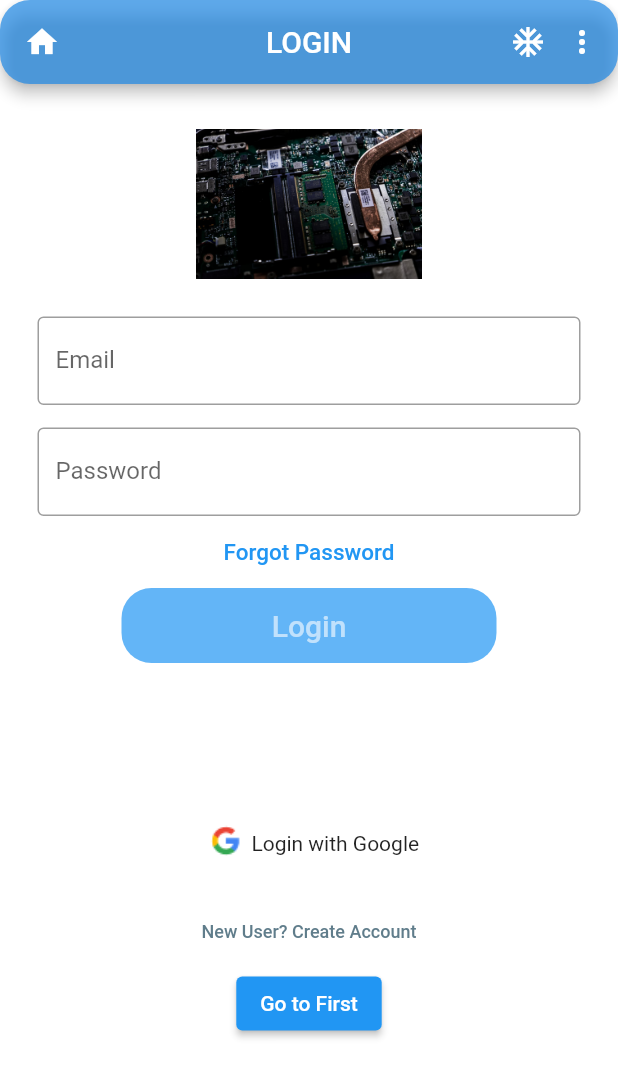
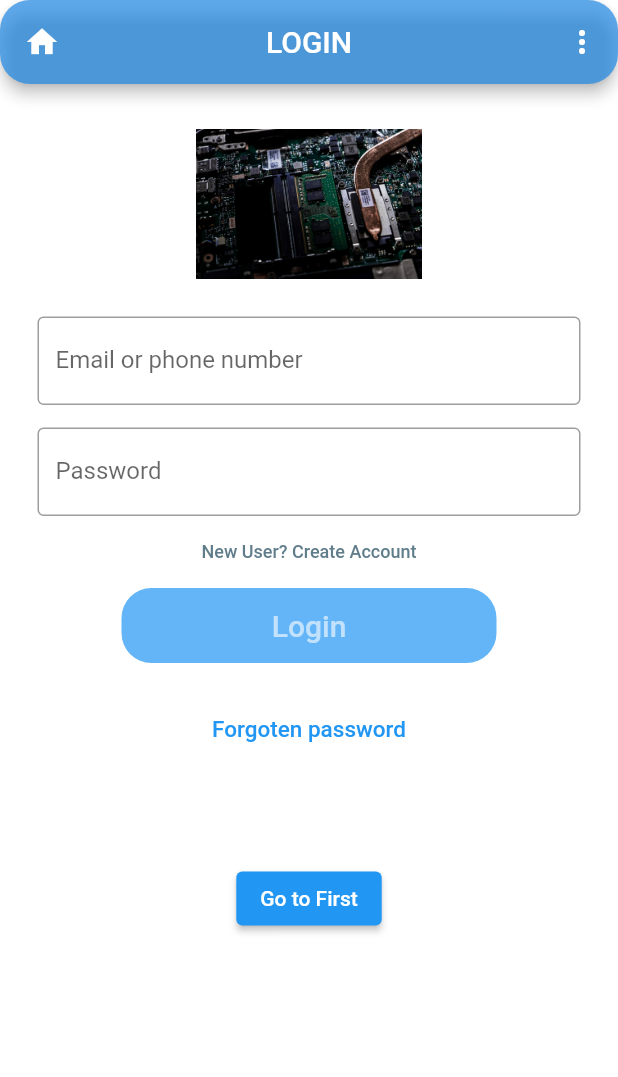
Before and after one commit to Babu-MB/app_build, a Flutter app: the LoginDemo screen opened directly, on a phone screen of 412 x 824 dp. Shown: the top 1077 px of the screen. Run offline on Flutter 3.47's test engine with Material 2 defaults, Android fonts, the phone set to English and light mode, and no system bars; Roboto replaces fonts that are missing (IndieFlower); statements that could not run were skipped.

Commit message:
commit on master

```diff
--- a/lib/login.dart
+++ b/lib/login.dart
@@ -1,15 +1,46 @@
+//import 'dart:html';
+
 import 'package:flutter/material.dart';
+//import 'package:google_sign_in/google_sign_in.dart';
+//import 'package:provider/provider.dart';
 import './first.dart';
 import './create_account.dart';
 import './tabs.dart';
+import './forgot_password.dart';
+//import 'package:firebase_auth/firebase_auth.dart';
 
 //import './splash.dart';
+
 class LoginDemo extends StatefulWidget {
   @override
   _LoginDemoState createState() => _LoginDemoState();
 }
 
+/*class GoogleSignInProvider extends ChangeNotifier {
+
+  final googleSignIn = GoogleSignIn();
+  GoogleSignInAccount _user;
+  GoogleSignInAccount get user => _user;
+
+  Future googleLogin() async {
+    final googleUser = await googleSignIn.signIn();
+    if (googleUser == null) return;
+    _user = googleUser;
+
+    final googleAuth = await googleUser.authentication;
+
+    final Credential = GoogleAuthProvider.credential(
+      accessToken: googleAuth.accessToken,
+      idToken: googleAuth.idToken,
+    );
+    await FirebaseAuth.instance.signInWithCredential(Credential);
+
+    notifyListeners();
+  }
+}*/
+
 class _LoginDemoState extends State<LoginDemo> {
+//  class GoogleSignIn extends State{
   @override
   Widget build(BuildContext context) {
     var _select;
@@ -23,7 +54,7 @@ class _LoginDemoState extends State<LoginDemo> {
         leading: Icon(Icons.home),
         shape: RoundedRectangleBorder(borderRadius: BorderRadius.circular(20)),
         actions: [
-          Icon(Icons.ac_unit),
+          // Icon(Icons.ac_unit),
           PopupMenuButton(
             onSelected: _select,
             itemBuilder: (BuildContext context) {
@@ -42,55 +73,25 @@ class _LoginDemoState extends State<LoginDemo> {
         padding: EdgeInsets.symmetric(horizontal: 10, vertical: 20),
         child: Column(
           children: <Widget>[
-            /*Positioned(
-              top: 0,
-              left: 0,
-              width: 200,
-              height: 100,
-              child: Image.asset('assets/images/boychild.jpg'), //   <-- image
-              // width: size.width = 0.25,
-            ),*/
-
             Padding(
               padding: const EdgeInsets.only(
                   left: 15.0, right: 15.0, top: 10, bottom: 10),
               child: Container(
                 width: 200,
                 height: 100,
-                child: Image.asset('assets/images/kipchoge.jpg'), //   <-- image
+                child: Image.asset('assets/images/kipchoge.jpg'), //   <-- gif
                 // width: size.width = 0.25,
               ),
-              /* child: Center(
-
-
-                child: Container(
-                    width: 200,
-                    height: 150,
-
-              Positioned(
-              top: 0,
-              left: 0,
-              width: 200,
-              height: 100,
-              child: Image.asset('assets/images/boychild.jpg'), //   <-- image
-              // width: size.width = 0.25,
-            ),
-                    decoration: BoxDecoration(
-                        color: Colors.red,
-                        borderRadius: BorderRadius.circular(50.0)),
-                    child: Image.asset('asset/images/background.jpg')),
-              ),*/
             ),
             Padding(
-              //padding: const EdgeInsets.only(left:15.0,right: 15.0,top:0,bottom: 0),
               padding: const EdgeInsets.only(
                   left: 15.0, right: 15.0, top: 15, bottom: 0),
+              //padding: EdgeInsets.symmetric(horizontal: 15),
               child: TextField(
                 decoration: InputDecoration(
                     border: OutlineInputBorder(),
-                    labelText: 'Email',
-                    //labelStyle: TextStyle(color: Colors.black),
-                    hintText: 'Enter valid email id as abc@gmail.com'),
+                    labelText: 'Email or phone number',
+                    hintText: 'Email or phone number'),
               ),
             ),
             Padding(
@@ -118,8 +119,8 @@ class _LoginDemoState extends State<LoginDemo> {
                 );
               },
               child: Text(
-                'Forgot Password',
-                style: TextStyle(color: Colors.blue, fontSize: 15),
+                'New User? Create Account',
+                style: TextStyle(color: Colors.blueGrey, fontSize: 12),
               ),
             ),
             Container(
@@ -145,9 +146,25 @@ class _LoginDemoState extends State<LoginDemo> {
                   }),
             ),
             SizedBox(
-              height: 100,
+              height: 20,
             ),
-            Container(
+            TextButton(
+              onPressed: () {
+                Navigator.of(context).push(
+                  MaterialPageRoute(
+                    builder: (context) => ForgotPassword(),
+                  ),
+                );
+              },
+              child: Text(
+                'Forgoten password',
+                style: TextStyle(color: Colors.blue, fontSize: 15),
+              ),
+            ),
+            SizedBox(
+              height: 50,
+            ),
+            /*Container(
               height: 40,
               decoration: BoxDecoration(
                   border: Border.all(
@@ -158,30 +175,43 @@ class _LoginDemoState extends State<LoginDemo> {
               child: Row(
                 mainAxisAlignment: MainAxisAlignment.center,
                 children: <Widget>[
-                  Center(
-                    child: Image.asset('assets/images/google.jpg'),
+                  /*ElevatedButton(
+                      style: ElevatedButton.styleFrom(
+                          primary: Colors.white,
+                          onPrimary: Colors.black,
+                          minimumSize: Size(double.infinity, 50)),
+                      child: Text('Sign in with Google'),
+                      onPressed: () {
+                        final provider = Provider.of<GoogleSignInProvider>(
+                            context,
+                            listen: false);
+                        provider.googleLogin();
+                        /*Navigator.of(context).push(
+                          MaterialPageRoute(
+                            builder: (context) => FirstPage(),
+                          ),
+                        );*/
+                      }),*/
+                  Image(
+                    image: AssetImage("assets/images/google.jpg"),
+                    height: 35.0,
                   ),
-                  Center(
-                    child: Text('Login with Google'),
+                  Padding(
+                    padding: const EdgeInsets.only(left: 10),
+                    child: Text(
+                      'Sign in with Google',
+                      style: TextStyle(
+                        fontSize: 20,
+                        color: Colors.black54,
+                        fontWeight: FontWeight.w600,
+                      ),
+                    ),
                   )
                 ],
               ),
-            ),
+            ),*/
             SizedBox(
               height: 15,
-            ),
-            TextButton(
-              onPressed: () {
-                Navigator.of(context).push(
-                  MaterialPageRoute(
-                    builder: (context) => CreateAccount(),
-                  ),
-                );
-              },
-              child: Text(
-                'New User? Create Account',
-                style: TextStyle(color: Colors.blueGrey, fontSize: 12),
-              ),
             ),
             ElevatedButton(
                 child: Text('Go to First'),
```
